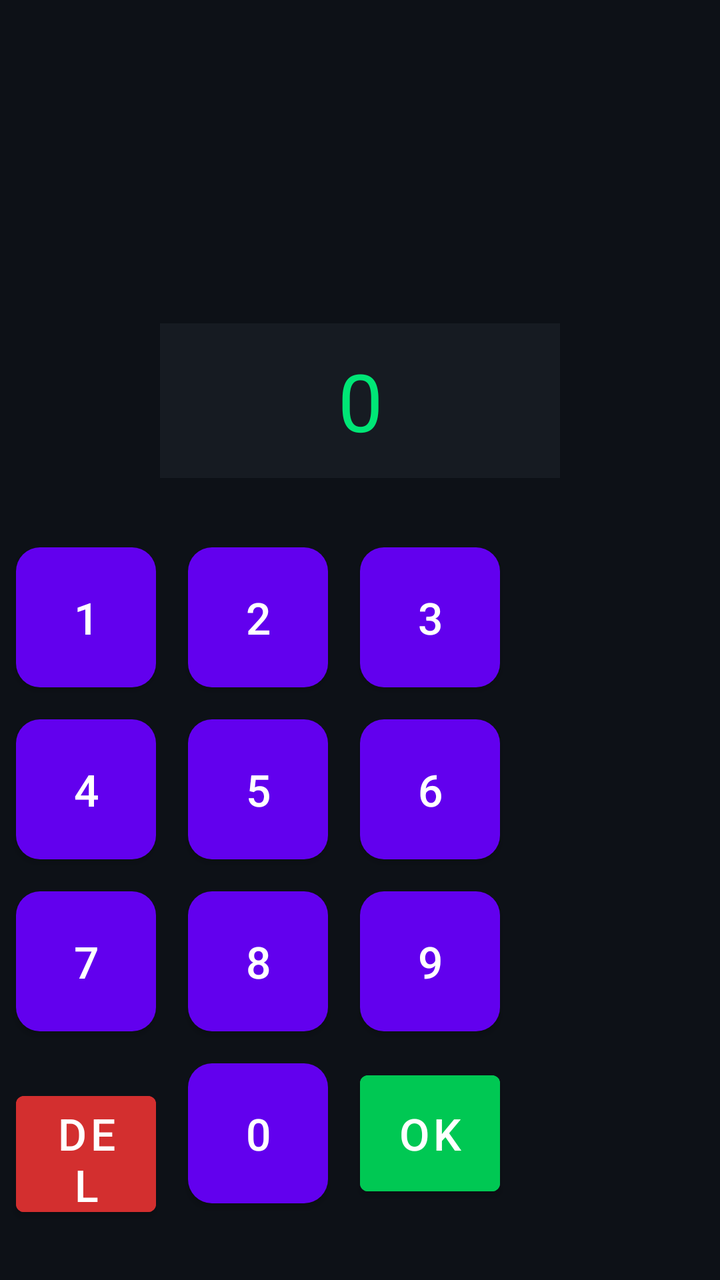
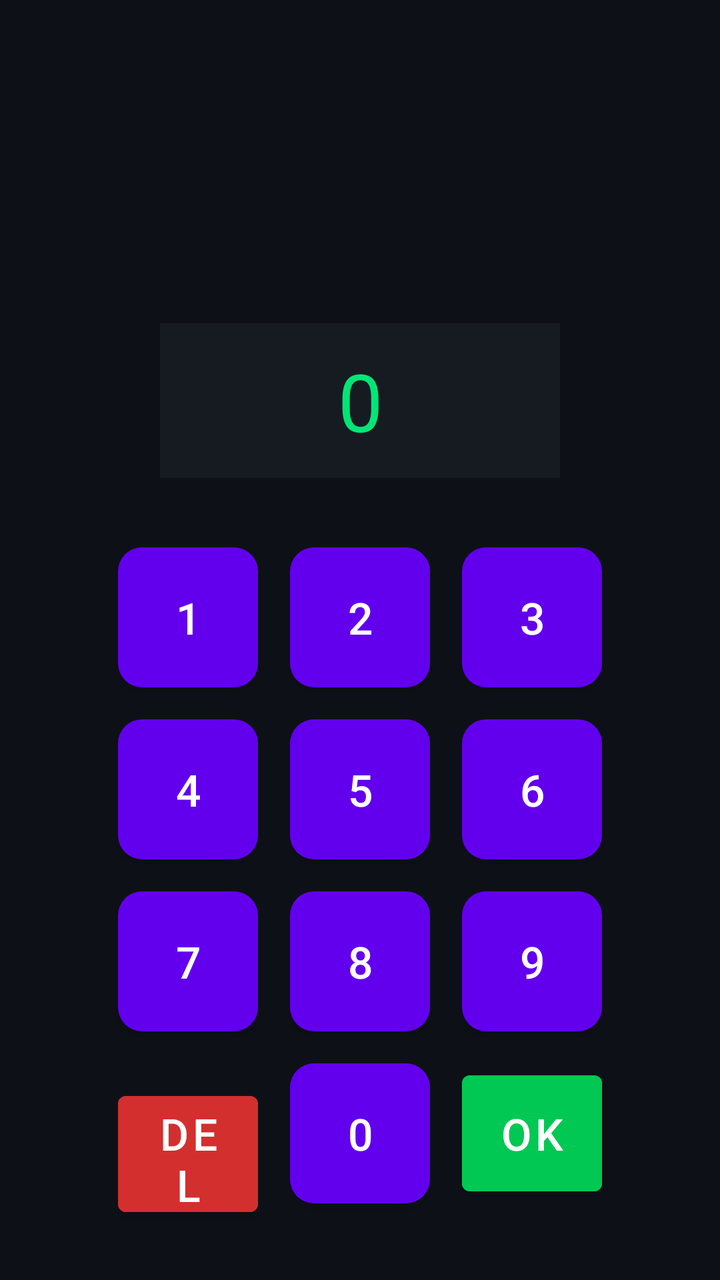

An Android layout rendered at two revisions. The XML below is the earlier revision; the diff shows what the commit changed to produce the second picture.
<!-- AndroidManifest.xml: fallback theme Theme.MaterialComponents.DayNight.NoActionBar -->
<!-- res/layout/activity_game.xml -->
<?xml version="1.0" encoding="utf-8"?>
<LinearLayout
    xmlns:android="http://schemas.android.com/apk/res/android"
    android:layout_width="match_parent"
    android:layout_height="match_parent"
    android:orientation="vertical"
    android:background="#0D1117">

    
    <LinearLayout
        android:layout_width="match_parent"
        android:layout_height="0dp"
        android:layout_weight="1"
        android:orientation="vertical"
        android:gravity="center">

        <TextView
            android:id="@+id/turnText"
            android:textColor="#FFFFFF"
            android:layout_marginBottom="10dp"
            android:layout_width="wrap_content"
            android:layout_height="wrap_content"/>
    
        <TextView
            android:id="@+id/scoreText"
            android:textColor="#FFFFFF"
            android:layout_marginBottom="10dp"
            android:layout_width="wrap_content"
            android:layout_height="wrap_content"/>
    
        <TextView
            android:id="@+id/livesText"
            android:textColor="#FFFFFF"
            android:layout_marginBottom="10dp"
            android:layout_width="wrap_content"
            android:layout_height="wrap_content"/>
    
        <TextView
            android:id="@+id/timerText"
            android:textColor="#FFFFFF"
            android:layout_marginBottom="10dp"
            android:layout_width="wrap_content"
            android:layout_height="wrap_content"/>
    
        <TextView
            android:id="@+id/resultText"
            android:textColor="#00E676"
            android:layout_marginBottom="20dp"
            android:layout_width="wrap_content"
            android:layout_height="wrap_content"/>
    
        
        <TextView
            android:id="@+id/inputDisplay"
            android:text="0"
            android:textSize="40sp"
            android:textColor="#00E676"
            android:background="#161B22"
            android:padding="12dp"
            android:gravity="center"
            android:layout_marginBottom="20dp"
            android:layout_width="200dp"
            android:layout_height="wrap_content"/>
    
    
    </LinearLayout>

    
    <LinearLayout
        android:id="@+id/keypadContainer"
        android:layout_width="match_parent"
        android:layout_height="wrap_content"
        android:gravity="center"
        android:paddingBottom="20dp">

        
        <GridLayout
            android:layout_width="match_parent"
            android:layout_height="wrap_content"
            android:gravity="center"
            android:columnCount="3">
    
            <Button
                android:id="@+id/btn1"
                android:text="1"
                android:layout_width="70dp"
                android:layout_height="70dp"
                android:layout_margin="8dp"
                android:textSize="22sp"
                android:textColor="#FFFFFF"
                android:background="@drawable/keypad_btn"/>
                
            <Button 
                android:id="@+id/btn2" 
                android:text="2"
                android:layout_width="70dp"
                android:layout_height="70dp"
                android:layout_margin="8dp"
                android:textSize="22sp"
                android:textColor="#FFFFFF"
                android:background="@drawable/keypad_btn"/>
                
            <Button android:id="@+id/btn3" android:text="3"
                android:layout_width="70dp"
                android:layout_height="70dp"
                android:layout_margin="8dp"
                android:textSize="22sp"
                android:textColor="#FFFFFF"
                android:background="@drawable/keypad_btn"/>
    
            <Button android:id="@+id/btn4" android:text="4"
                android:layout_width="70dp"
                android:layout_height="70dp"
                android:layout_margin="8dp"
                android:textSize="22sp"
                android:textColor="#FFFFFF"
                android:background="@drawable/keypad_btn"/>
            <Button android:id="@+id/btn5" android:text="5"
                android:layout_width="70dp"
                android:layout_height="70dp"
                android:layout_margin="8dp"
                android:textSize="22sp"
                android:textColor="#FFFFFF"
                android:background="@drawable/keypad_btn"/>
            <Button android:id="@+id/btn6" android:text="6"
                android:layout_width="70dp"
                android:layout_height="70dp"
                android:layout_margin="8dp"
                android:textSize="22sp"
                android:textColor="#FFFFFF"
                android:background="@drawable/keypad_btn"/>
    
            <Button android:id="@+id/btn7" android:text="7"
                android:layout_width="70dp"
                android:layout_height="70dp"
                android:layout_margin="8dp"
                android:textSize="22sp"
                android:textColor="#FFFFFF"
                android:background="@drawable/keypad_btn"/>
            <Button android:id="@+id/btn8" android:text="8"
                android:layout_width="70dp"
                android:layout_height="70dp"
                android:layout_margin="8dp"
                android:textSize="22sp"
                android:textColor="#FFFFFF"
                android:background="@drawable/keypad_btn"/>
            <Button android:id="@+id/btn9" android:text="9"
                android:layout_width="70dp"
                android:layout_height="70dp"
                android:layout_margin="8dp"
                android:textSize="22sp"
                android:textColor="#FFFFFF"
                android:background="@drawable/keypad_btn"/>
    
            <Button android:id="@+id/btnDel" android:text="DEL"
                android:layout_width="70dp"
                android:layout_height="70dp"
                android:layout_margin="8dp"
                android:textSize="22sp"
                android:textColor="#FFFFFF"
                android:backgroundTint="#D32F2F"/>
            <Button android:id="@+id/btn0" android:text="0"
                android:layout_width="70dp"
                android:layout_height="70dp"
                android:layout_margin="8dp"
                android:textSize="22sp"
                android:textColor="#FFFFFF"
                android:background="@drawable/keypad_btn"/>
            <Button android:id="@+id/btnOk" android:text="OK"
                android:layout_width="70dp"
                android:layout_height="70dp"
                android:layout_margin="8dp"
                android:textSize="22sp"
                android:textColor="#FFFFFF"
                android:backgroundTint="#00C853"/>
    
        </GridLayout>

    </LinearLayout>
</LinearLayout>
<!-- resources referenced by this layout -->
<resources>
  <!-- drawable keypad_btn (drawable) -->
  <?xml version="1.0" encoding="utf-8"?>
  <selector xmlns:android="http://schemas.android.com/apk/res/android">
  
      
      <item android:state_pressed="true">
          <shape>
              <solid android:color="#1F6FEB"/>
              <corners android:radius="12dp"/>
          </shape>
      </item>
  
      
      <item>
          <shape>
              <solid android:color="#30363D"/>
              <corners android:radius="12dp"/>
          </shape>
      </item>
  
  </selector>
</resources>

<!-- the commit's change to res/layout/activity_game.xml (unified diff, before → after) -->
@@ -75,7 +75,7 @@
 
         
         <GridLayout
-            android:layout_width="match_parent"
+            android:layout_width="wrap_content"
             android:layout_height="wrap_content"
             android:gravity="center"
             android:columnCount="3">
